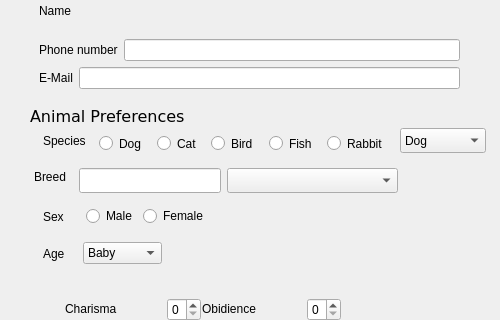
Above: editclient.ui from ColeMacdonald1709/comp3004 before the change; both pictures show x 0 to 500 and y 112 to 432 of the 500 by 671 pixel window. Below: the same form after it.
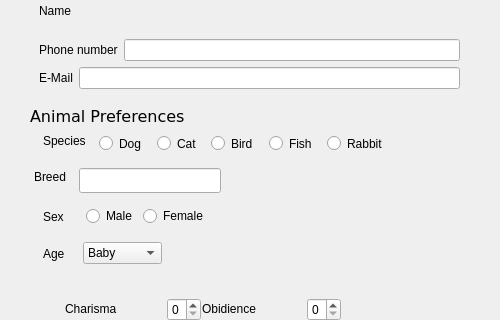
That is the form after the change.

```diff
--- a/editclient.ui
+++ b/editclient.ui
@@ -673,57 +673,6 @@
     <string>Personal Information</string>
    </property>
   </widget>
-  <widget class="QComboBox" name="comboBoxBreed">
-   <property name="geometry">
-    <rect>
-     <x>227</x>
-     <y>280</y>
-     <width>171</width>
-     <height>25</height>
-    </rect>
-   </property>
-   <property name="minimumSize">
-    <size>
-     <width>171</width>
-     <height>25</height>
-    </size>
-   </property>
-  </widget>
-  <widget class="QComboBox" name="comboBoxSpecies">
-   <property name="geometry">
-    <rect>
-     <x>400</x>
-     <y>240</y>
-     <width>86</width>
-     <height>25</height>
-    </rect>
-   </property>
-   <item>
-    <property name="text">
-     <string>Dog</string>
-    </property>
-   </item>
-   <item>
-    <property name="text">
-     <string>Cat</string>
-    </property>
-   </item>
-   <item>
-    <property name="text">
-     <string>Bird</string>
-    </property>
-   </item>
-   <item>
-    <property name="text">
-     <string>Fish</string>
-    </property>
-   </item>
-   <item>
-    <property name="text">
-     <string>Rabbit</string>
-    </property>
-   </item>
-  </widget>
   <widget class="QWidget" name="layoutWidget">
    <property name="geometry">
     <rect>
```
